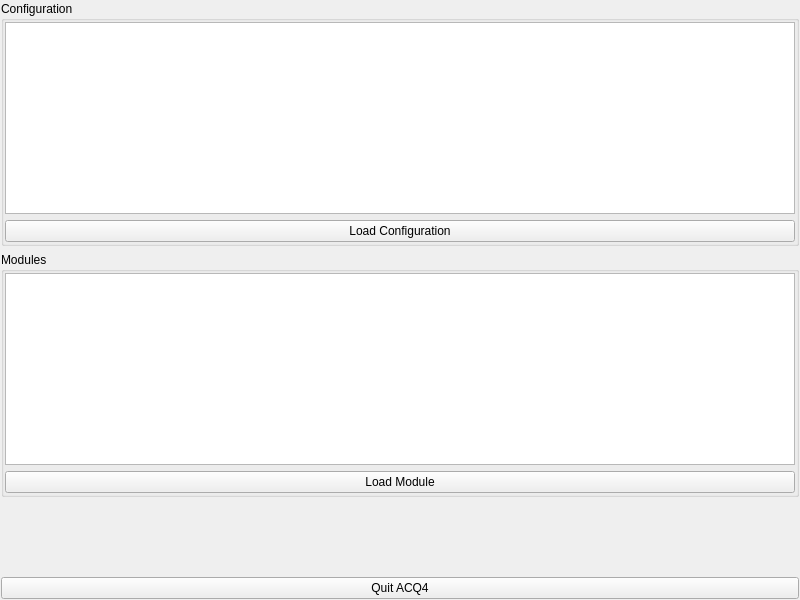
This is lib/modules/Manager/ManagerTemplate.ui in acq4/acq4 as Qt 5 draws it before an edit. The edited form follows.
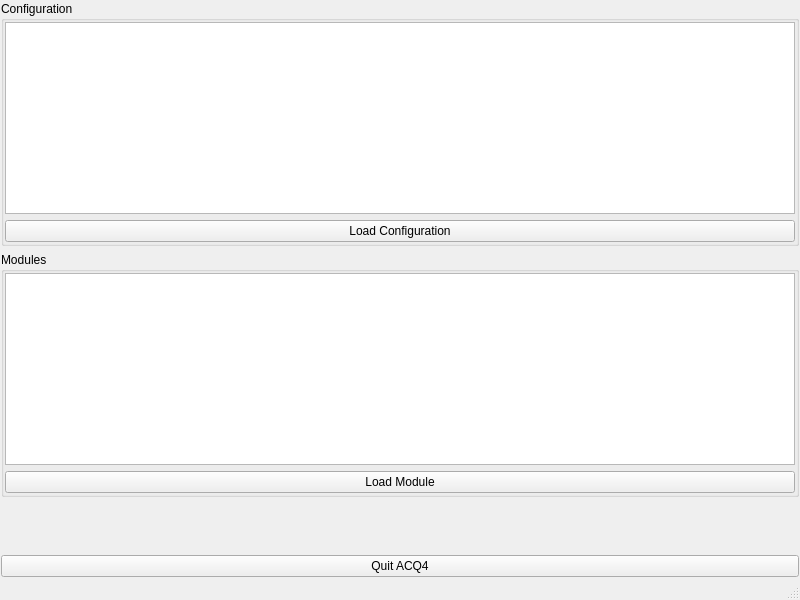
This is the edited form.

Commit message: scanner calibration working again. added error reporting to camera mod when recording fails. Added a few status bars to other mods to allow more error reporting in the future.

What changed in the file:
```diff
--- a/lib/modules/Manager/ManagerTemplate.ui
+++ b/lib/modules/Manager/ManagerTemplate.ui
@@ -91,6 +91,7 @@
     </item>
    </layout>
   </widget>
+  <widget class="QStatusBar" name="statusBar"/>
  </widget>
  <resources/>
  <connections/>
```
The commit also changes 19 other files.
